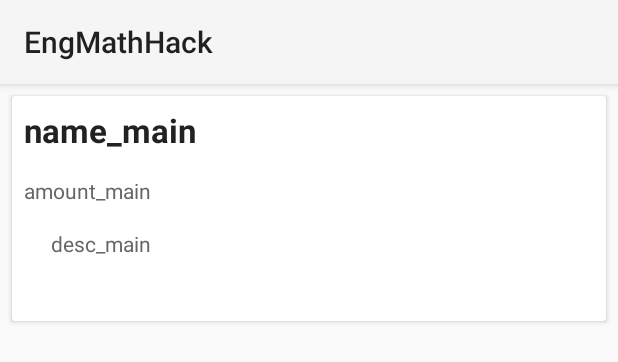
After one commit to JeffSeto/EngMathHack, an Android app: the layout cards.xml on its own in the app's theme, with its tools: preview values and no code run, on a phone screen of 412 x 824 dp. The commit adds this screen. Shown: the top 362 px of the screen. Run offline under Robolectric (Android 15) with nearby library versions, the phone set to English and light mode, and no system bars.

Commit message:
merge_commit

```diff
--- a/EngMathHack/app/src/main/java/com/example/jeffrey/engmathhack/Add_bill.java
+++ b/EngMathHack/app/src/main/java/com/example/jeffrey/engmathhack/Add_bill.java
@@ -10,6 +10,7 @@ public class Add_bill extends Activity {
     EditText contact;
     EditText value;
     EditText description;
+
 
     @Override
     protected void onCreate(Bundle savedInstanceState) {
--- a/EngMathHack/app/src/main/res/layout/activity_add_bill.xml
+++ b/EngMathHack/app/src/main/res/layout/activity_add_bill.xml
@@ -73,6 +73,7 @@
         android:layout_alignStart="@+id/noteLabel" />
 
     <Button
+        android:background="#4FC3F7"
         android:layout_width="wrap_content"
         android:layout_height="wrap_content"
         android:text="Confirm"
--- /dev/null
+++ b/EngMathHack/app/src/main/res/layout/cards.xml
@@ -0,0 +1,53 @@
+<android.support.v7.widget.CardView xmlns:android="http://schemas.android.com/apk/res/android"
+    android:id="@+id/contacts_list"
+    android:layout_width="match_parent"
+    android:layout_height="150dp"
+    android:background="#4FC3F7"
+    android:layout_margin="8dp">
+
+    <RelativeLayout
+        android:layout_width="match_parent"
+        android:layout_height="match_parent"
+        android:elevation="8dp">
+
+
+        <TextView
+            android:id="@+id/name_main"
+            android:text="name_main"
+            android:layout_width="wrap_content"
+            android:layout_height="wrap_content"
+            android:maxLines="3"
+            android:padding="8dp"
+
+            android:textColor="#222"
+            android:textStyle="bold"
+            android:textSize="22dp" />
+
+
+        <TextView
+            android:id="@+id/amount_main"
+            android:text="amount_main"
+            android:layout_width="wrap_content"
+            android:layout_height="wrap_content"
+            android:layout_below="@+id/name_main"
+            android:maxLines="3"
+            android:padding="8dp"
+
+            android:textColor="#666"
+            android:textSize="14dp" />
+
+        <TextView
+            android:id="@+id/desc_main"
+            android:text="desc_main"
+            android:layout_width="wrap_content"
+            android:layout_height="wrap_content"
+            android:maxLines="3"
+            android:padding="8dp"
+
+            android:textColor="#666"
+            android:textSize="14dp"
+            android:layout_below="@+id/amount_main"
+            android:layout_alignEnd="@+id/amount_main" />
+
+    </RelativeLayout>
+</android.support.v7.widget.CardView>
```
Also changed, not shown: EngMathHack/app/src/main/java/com/example/jeffrey/engmathhack/MainActivity.java (+18 -0 lines), EngMathHack/app/src/main/java/com/example/jeffrey/engmathhack/MyAdapter.java (added, +69 -0 lines), EngMathHack/app/src/main/res/layout/activity_main.xml (+9 -0 lines).
